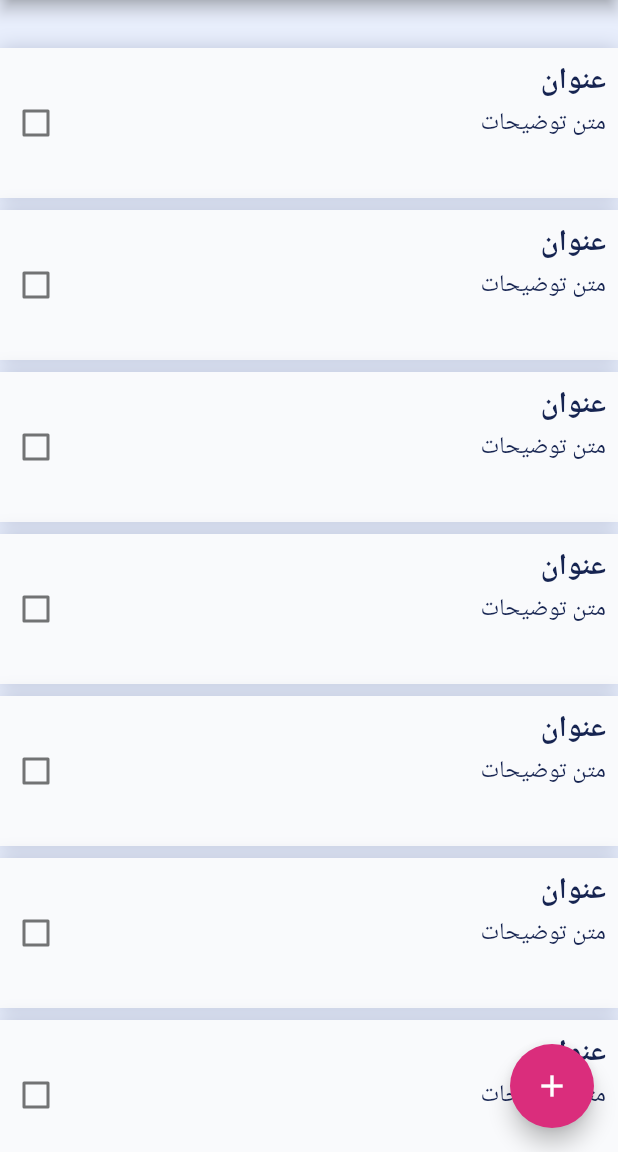
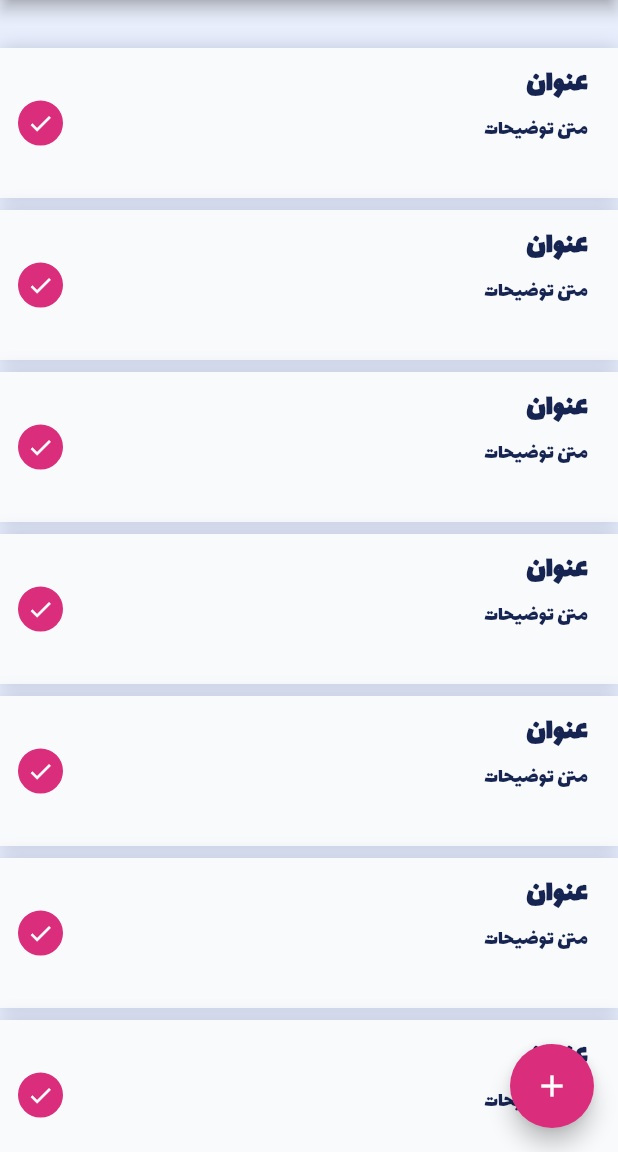
Before and after one commit to mohammad-dehghanifard/todoApp_Flutter, a Flutter app: the screen it shows after launch, on a phone screen of 412 x 824 dp, the part 84-1236 px from its top. Run offline on Flutter 3.47's test engine with Material 2 defaults, Android fonts, the phone set to English and light mode, and no system bars; our stand-ins replace get.

Commit message:
add customCheckBox Widget

```diff
--- a/lib/constants/colors/app_colors.dart
+++ b/lib/constants/colors/app_colors.dart
@@ -1,6 +1,6 @@
 import 'dart:ui';
 
-class AppLightColors{
+class AppColors{
   static Color backgroundColor = const Color(0xffE8EEFC);
   static Color primaryColor = const Color(0xffF9FAFC);
   static Color secondaryColor = const Color(0xffF6F8FA);
--- a/lib/view/home/home_screen.dart
+++ /dev/null
@@ -1,56 +0,0 @@
-import 'package:flutter/material.dart';
-import 'package:todo_app_flutter/constants/colors/app_colors.dart';
-
-class HomeScreen extends StatelessWidget {
-  const HomeScreen({Key? key}) : super(key: key);
-
-  @override
-  Widget build(BuildContext context) {
-    return Scaffold(
-      appBar: AppBar(
-        title: const Text("TODO APP",),
-        backgroundColor: AppLightColors.lightYellowColor,
-      ),
-      backgroundColor: AppLightColors.backgroundColor,
-      floatingActionButton: FloatingActionButton(
-        onPressed: () {},
-        backgroundColor: AppLightColors.lightYellowColor,
-        child: const Icon(Icons.add),
-      ),
-      floatingActionButtonLocation: FloatingActionButtonLocation.startFloat,
-      body: ListView.builder(
-        padding: const EdgeInsets.only(top: 32,bottom: 86),
-        itemCount: 15,
-        itemBuilder: (context, index) {
-        return Container(
-          margin: const EdgeInsets.only(bottom: 8),
-          width: MediaQuery.of(context).size.width,
-          height: 100,
-          decoration: BoxDecoration(
-              color: AppLightColors.primaryColor,
-              boxShadow: [
-                BoxShadow(color: AppLightColors.textColor.withOpacity(0.2),blurRadius: 10)
-              ]
-          ),
-          child: Row(
-            mainAxisAlignment: MainAxisAlignment.spaceBetween,
-            children: [
-              Padding(
-                padding: const EdgeInsets.all(8.0),
-                child: Column(
-                  crossAxisAlignment: CrossAxisAlignment.start,
-                  children: [
-                    Text("عنوان",style: TextStyle(fontSize: 20,fontWeight: FontWeight.bold,color: AppLightColors.textColor),),
-                    const SizedBox(height: 4),
-                    Text("متن توضیحات",style: TextStyle(fontSize: 16,color: AppLightColors.textColor),)
-                  ],
-                ),
-              ),
-              Checkbox(value: false, onChanged: (value) {},)
-            ],
-          ),
-        );
-      },)
-    );
-  }
-}
--- /dev/null
+++ b/lib/view/home/screen/home_screen.dart
@@ -0,0 +1,32 @@
+import 'package:flutter/material.dart';
+import 'package:todo_app_flutter/constants/colors/app_colors.dart';
+import 'package:todo_app_flutter/view/home/widgets/todo_item_widget.dart';
+
+class HomeScreen extends StatelessWidget {
+  const HomeScreen({Key? key}) : super(key: key);
+
+  @override
+  Widget build(BuildContext context) {
+    return Scaffold(
+      appBar: AppBar(
+        title: const Text("TODO APP",),
+        backgroundColor: AppColors.lightYellowColor,
+      ),
+      backgroundColor: AppColors.backgroundColor,
+      floatingActionButton: FloatingActionButton(
+        onPressed: () {},
+        backgroundColor: AppColors.lightYellowColor,
+        child: const Icon(Icons.add),
+      ),
+      floatingActionButtonLocation: FloatingActionButtonLocation.startFloat,
+      body: ListView.builder(
+        padding: const EdgeInsets.only(top: 32,bottom: 86),
+        itemCount: 15,
+        itemBuilder: (context, index) {
+        return todoItemWidget(context);
+      },)
+    );
+  }
+
+
+}
--- /dev/null
+++ b/lib/view/home/widgets/custom_check_box_widget.dart
@@ -0,0 +1,28 @@
+// ignore_for_file: must_be_immutable
+import 'package:flutter/material.dart';
+import 'package:todo_app_flutter/constants/colors/app_colors.dart';
+
+class CustomCheckBox extends StatelessWidget {
+  bool taskDone = false;
+  CustomCheckBox({required this.taskDone,Key? key}) : super(key: key);
+
+  @override
+  Widget build(BuildContext context) {
+    return GestureDetector(
+      onTap: () {
+
+      },
+      child: AnimatedContainer(
+        duration: const Duration(milliseconds: 500),
+        width: 30,
+        height: 30,
+        decoration: BoxDecoration(
+          shape: BoxShape.circle,
+          border: Border.all(color: AppColors.lightYellowColor),
+          color: taskDone ? AppColors.lightYellowColor  : null,
+        ),
+        child: taskDone? const Icon(Icons.check,size: 18,color: Colors.white) : null,
+      ),
+    );
+  }
+}
--- /dev/null
+++ b/lib/view/home/widgets/todo_item_widget.dart
@@ -0,0 +1,36 @@
+
+import 'package:flutter/material.dart';
+import 'package:todo_app_flutter/constants/colors/app_colors.dart';
+import 'package:todo_app_flutter/view/home/widgets/custom_check_box_widget.dart';
+
+Widget todoItemWidget(BuildContext context) {
+  return Container(
+    padding: const EdgeInsets.symmetric(horizontal: 12),
+    margin: const EdgeInsets.only(bottom: 8),
+    width: MediaQuery.of(context).size.width,
+    height: 100,
+    decoration: BoxDecoration(
+        color: AppColors.primaryColor,
+        boxShadow: [
+          BoxShadow(color: AppColors.textColor.withOpacity(0.2),blurRadius: 10)
+        ]
+    ),
+    child: Row(
+      mainAxisAlignment: MainAxisAlignment.spaceBetween,
+      children: [
+        Padding(
+          padding: const EdgeInsets.all(8.0),
+          child: Column(
+            crossAxisAlignment: CrossAxisAlignment.start,
+            children: [
+              Text("عنوان",style: TextStyle(fontSize: 20,fontWeight: FontWeight.bold,color: AppColors.textColor,fontFamily: "LaleZar"),),
+              const SizedBox(height: 4),
+              Text("متن توضیحات",style: TextStyle(fontSize: 14,fontWeight: FontWeight.w400,color: AppColors.textColor,fontFamily: "LaleZar"),)
+            ],
+          ),
+        ),
+        CustomCheckBox(taskDone: true,)
+      ],
+    ),
+  );
+}
--- a/lib/view/main/main_screen.dart
+++ b/lib/view/main/main_screen.dart
@@ -1,6 +1,6 @@
 import 'package:flutter/material.dart';
 import 'package:get/get.dart';
-import 'package:todo_app_flutter/view/home/home_screen.dart';
+import 'package:todo_app_flutter/view/home/screen/home_screen.dart';
 
 class MainScreen extends StatelessWidget {
   const MainScreen({Key? key}) : super(key: key);
```
Also changed, not shown: pubspec.yaml (+5 -12 lines), assets/fonts/Lalezar.ttf (added).
